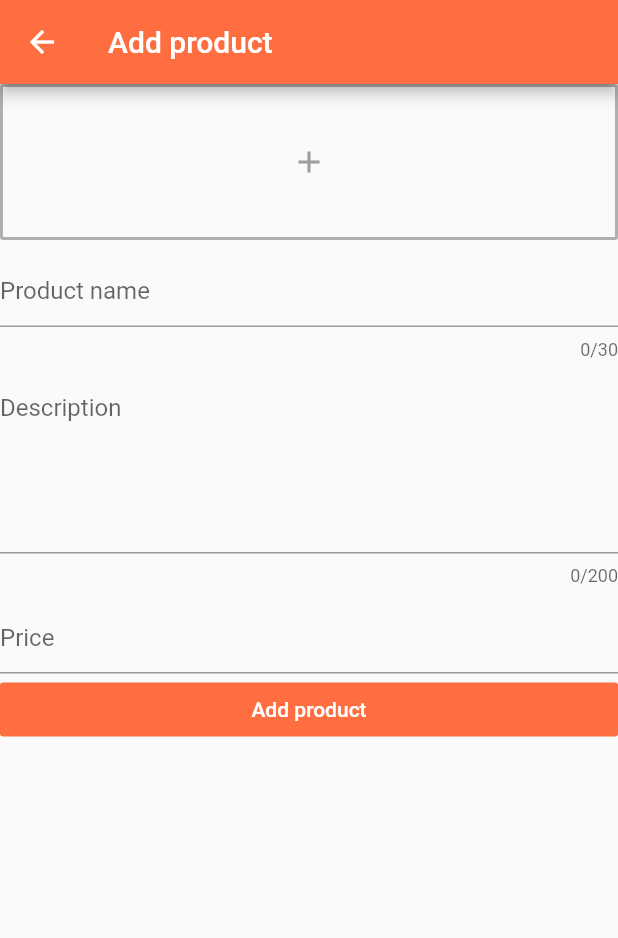
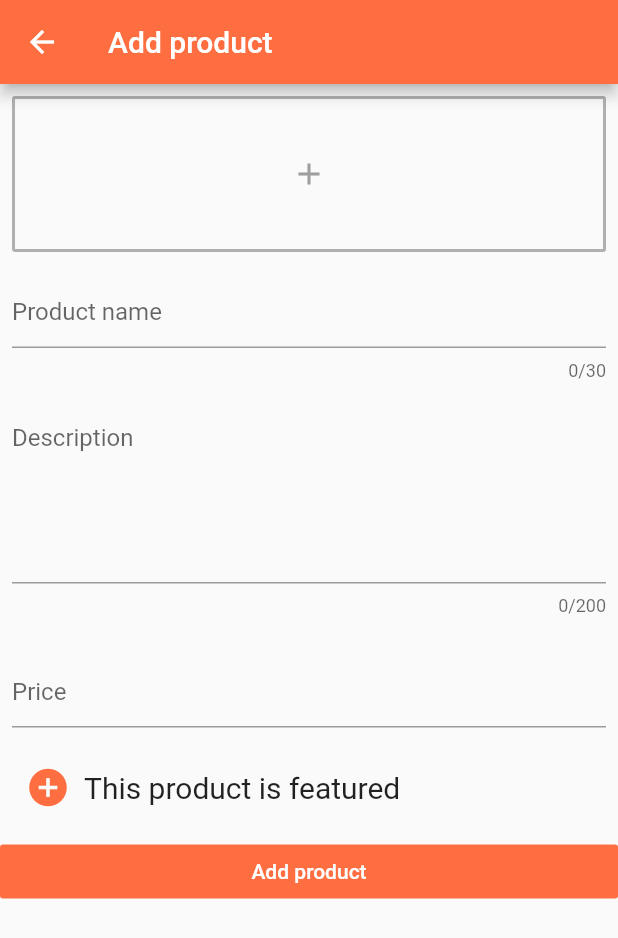
Before and after one commit to kgykn/food_delivery_app, a Flutter app: the AddProduct screen opened directly, on a phone screen of 412 x 824 dp. Shown: the top 938 px of the screen. Run offline on Flutter 3.47's test engine with Material 2 defaults, Android fonts, the phone set to English and light mode, and no system bars; our stand-ins replace cloud_firestore, email_validator, firebase_auth, firebase_storage, flutter_conditional_rendering, flutter_spinkit and 1 more; accounts and stored records are empty.

Commit message:
minor changes

```diff
--- a/lib/Admin/add_product.dart
+++ b/lib/Admin/add_product.dart
@@ -1,6 +1,7 @@
 import 'dart:io';
 import 'package:cloud_firestore/cloud_firestore.dart';
 import 'package:flutter/material.dart';
+import 'package:flutter_conditional_rendering/conditional.dart';
 import 'package:fooddeliveryapp/Database/categories.dart';
 import 'package:fooddeliveryapp/Database/productDatabase.dart';
 import 'package:fooddeliveryapp/UI/loading.dart';
@@ -19,6 +20,7 @@ class _AddProductState extends State<AddProduct> {
   TextEditingController nameController = TextEditingController();
   TextEditingController priceController = TextEditingController();
   TextEditingController descriptionController = TextEditingController();
+  bool _isFeatured = true;
 
   File productImage;
   ProductDatabaseService productData = ProductDatabaseService();
@@ -40,7 +42,9 @@ class _AddProductState extends State<AddProduct> {
             key: _formKey,
             child: ListView(
               children: <Widget>[
-                OutlineButton(
+                Padding(
+                  padding: const EdgeInsets.all(8.0),
+                  child: OutlineButton(
                       borderSide: BorderSide(
                           color: Colors.grey.withOpacity(0.8), width: 2.0),
                       onPressed: () {
@@ -50,15 +54,18 @@ class _AddProductState extends State<AddProduct> {
                       },
                       child: productImage == null
                           ? Padding(
-                            padding: const EdgeInsets.fromLTRB(15, 40, 15, 40),
+                              padding:
+                                  const EdgeInsets.fromLTRB(15, 40, 15, 40),
                               child: Icon(Icons.add, color: Colors.grey),
                             )
                           : Image.file(
                               productImage,
                               fit: BoxFit.fill,
                             )),
-                SizedBox(height: 10.0),
-                TextFormField(
+                ),
+                Padding(
+                  padding: const EdgeInsets.all(8.0),
+                  child: TextFormField(
                     maxLength: 30,
                     maxLines: 1,
                     controller: nameController,
@@ -66,8 +73,10 @@ class _AddProductState extends State<AddProduct> {
                     validator: (value) =>
                         !regExp.hasMatch(value) ? 'Name invalid!' : null,
                   ),
-                SizedBox(height: 10.0),
-                TextFormField(
+                ),
+                Padding(
+                  padding: const EdgeInsets.all(8.0),
+                  child: TextFormField(
                     maxLength: 200,
                     maxLines: 5,
                     controller: descriptionController,
@@ -75,13 +84,47 @@ class _AddProductState extends State<AddProduct> {
                     validator: (value) =>
                         value.isEmpty ? 'Description can\'t be empty!' : null,
                   ),
+                ),
                 SizedBox(height: 10.0),
-                TextFormField(
+                Padding(
+                  padding: const EdgeInsets.all(8.0),
+                  child: TextFormField(
                     controller: priceController,
                     keyboardType: TextInputType.number,
                     decoration: InputDecoration(hintText: "Price"),
                     validator: (value) =>
                         value.isEmpty ? 'Price can\'t be empty!' : null,
+                  ),
+                ),
+                Padding(
+                  padding: const EdgeInsets.all(8.0),
+                  child: Row(children: <Widget>[
+                    Conditional.single(
+                        context: context,
+                        conditionBuilder: (context) => _isFeatured,
+                        widgetBuilder: (context) => InkWell(
+                              child: IconButton(
+                                  icon: Icon(Icons.add_circle,
+                                      size: 30.0,
+                                      color: Colors.deepOrangeAccent),
+                                  onPressed: () =>
+                                      setState(() => _isFeatured = false)),
+                            ),
+                        fallbackBuilder: (context) => InkWell(
+                              child: IconButton(
+                                  icon: Icon(Icons.add_circle_outline,
+                                      size: 30.0,
+                                      color: Colors.deepOrangeAccent),
+                                  onPressed: () =>
+                                      setState(() => _isFeatured = true)),
+                            )),
+                    Text(
+                      'This product is featured',
+                      style: TextStyle(
+                        fontSize: 20.0,
+                      ),
+                    )
+                  ]),
                 ),
                 FlatButton(
                     color: Colors.deepOrangeAccent,
@@ -110,11 +153,13 @@ class _AddProductState extends State<AddProduct> {
         final FirebaseStorage storage = FirebaseStorage.instance;
         final String _imageName =
             "${DateTime.now().millisecondsSinceEpoch.toString()}.jpg";
-        StorageUploadTask task =
-            storage.ref().child("products/$_imageName").putFile(productImage);
-
-        task.onComplete.then((snapshot) async {
-          imageUrl = await snapshot.ref.getDownloadURL();
+        storage
+            .ref()
+            .child(_imageName)
+            .putFile(productImage)
+            .onComplete
+            .then((snapshot) async {
+          String imageUrl = await snapshot.ref.getDownloadURL();
         });
 
         productData.uploadProduct({
@@ -122,6 +167,7 @@ class _AddProductState extends State<AddProduct> {
           "description": descriptionController.text,
           "price": priceController.text,
           "image": imageUrl,
+          "isFeatured": _isFeatured
         });
         _formKey.currentState.reset();
         setState(() => _isLoading = false);
```
Also changed, not shown: lib/Models/products.dart (added, +20 -0 lines). Lines whose indentation alone changed are shown as unchanged.
